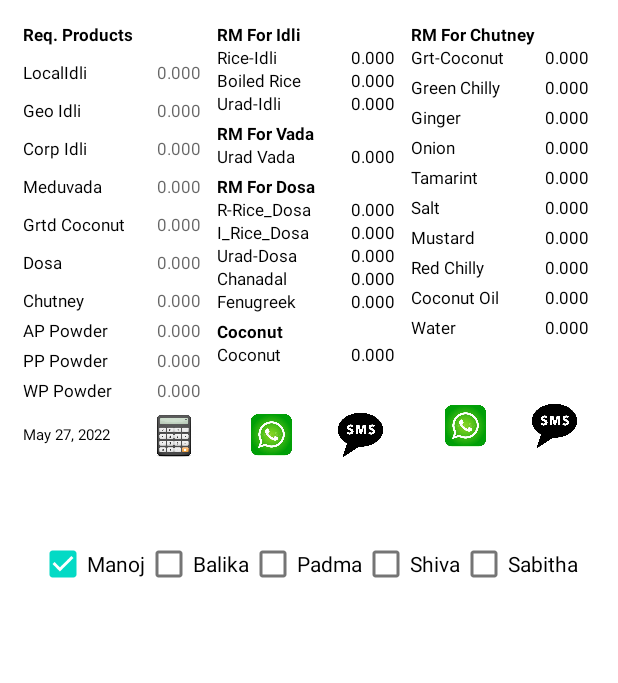
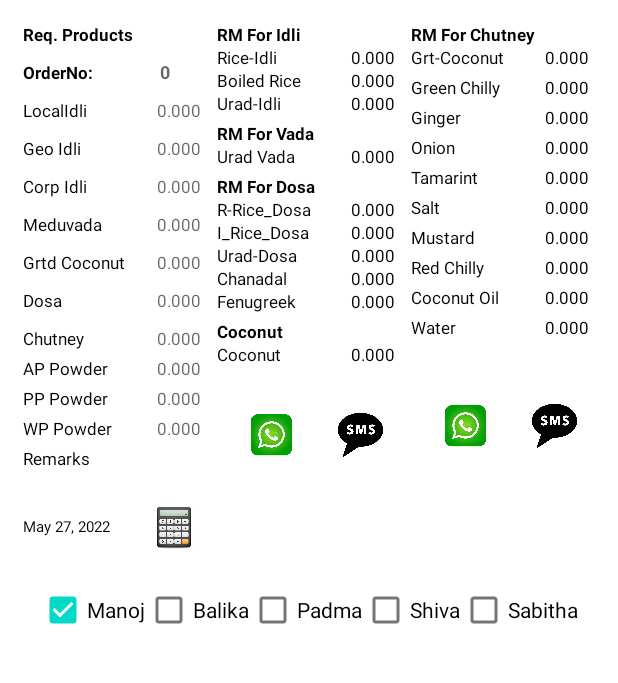
Before and after one commit to manojnambyar/Production, an Android app: the screen it shows after launch (MainActivity), after a tap on an icon or button, on a phone screen of 412 x 824 dp, the part 145-828 px from its top. Run offline under Robolectric (Android 15) with nearby library versions, the phone set to English and light mode, and no system bars.

Commit message:
Order number included. remarks added.

```diff
--- a/app/src/main/java/in/geofoods/production/MainActivity.java
+++ b/app/src/main/java/in/geofoods/production/MainActivity.java
@@ -35,10 +35,11 @@ public class MainActivity extends AppCompatActivity implements View.OnClickListe
     TextView tvDate;
 
     //vars
+    Integer Ord;
     Double LI, GI, CI, MV, GC, GD, CC , AP,PP,WP; // finished products variables
     Double iR, iBR, iU, vU, dRR, dIR, dU, dC, dF, C; // raw materials variables
     Double gc, greenChilly, ginger, onion, tamarint, salt, mustard, redChilly, coconutOil, water, totChutney, extra; // chutney raw materials variables
-    private String smsRM, smsCCRM, smsOrdr;
+    private String smsRM, smsCCRM, smsOrdr,dateText,remarks;
     private ArrayList<String> addressee;
 
 
@@ -54,7 +55,7 @@ public class MainActivity extends AppCompatActivity implements View.OnClickListe
 
     //getting order data into variables from the text field
     private void getOrderData() {
-        smsOrdr = "\n*Ord:*";
+        smsOrdr = "\n*Ordr-";
         Log.d(TAG, "getOrderData: reached");
         LinearLayout orderGroup = findViewById(R.id.orderGroup);
         for (int i = 0; i < orderGroup.getChildCount(); i++) {
@@ -66,6 +67,15 @@ public class MainActivity extends AppCompatActivity implements View.OnClickListe
 
                     if (v2 instanceof EditText && v2.getTag() != null) {
                         switch (v2.getTag().toString()) {
+                            case "Ord":
+                                if (((EditText) v2).getText().toString().isEmpty()) {
+                                    Ord = 0;
+                                } else {
+                                    Ord = Integer.parseInt(((EditText) v2).getText().toString());
+                                    smsOrdr +=  Ord + "*" + "[ "+ dateText +" ]";
+                                    //smsOrdr +=  Ord;
+                                }
+                                break;
                             case "LI":
                                 if (((EditText) v2).getText().toString().isEmpty()) {
                                     LI = 0.0;
@@ -147,6 +157,15 @@ public class MainActivity extends AppCompatActivity implements View.OnClickListe
                                 }
                                 break;
 
+                            case "Rem":
+                                if (((EditText) v2).getText().toString().isEmpty()) {
+                                    remarks = "";
+                                } else {
+                                    remarks = ((EditText) v2).getText().toString();
+                                    smsOrdr+="\nN:-"+remarks;
+                                }
+                                break;
+
                         }
                     }
 
@@ -168,6 +187,7 @@ public class MainActivity extends AppCompatActivity implements View.OnClickListe
     private void setdate() {
 
         tvDate.setText(new SimpleDateFormat("MMM dd, yyyy", Locale.getDefault()).format(new Date()));
+        dateText = tvDate.getText().toString();
         MaterialDatePicker.Builder builder = MaterialDatePicker.Builder.datePicker();
         builder.setTitleText("Order Date");
         final MaterialDatePicker materialDatePicker = builder.build();
@@ -175,13 +195,14 @@ public class MainActivity extends AppCompatActivity implements View.OnClickListe
             @Override
             public void onClick(View view) {
                 materialDatePicker.show(getSupportFragmentManager(), TAG);
-
             }
         });
         materialDatePicker.addOnPositiveButtonClickListener(new MaterialPickerOnPositiveButtonClickListener() {
             @Override
             public void onPositiveButtonClick(Object selection) {
                 tvDate.setText(materialDatePicker.getHeaderText());
+                dateText = tvDate.getText().toString();
+                //Toast.makeText(MainActivity.this, tvDate.getText().toString(), Toast.LENGTH_SHORT).show();
             }
 
         });
@@ -367,62 +388,102 @@ public class MainActivity extends AppCompatActivity implements View.OnClickListe
                     if (v2 instanceof TextView && v2.getTag() != null) {
 //                        Log.d(TAG, "setRMToTextView: "+v2.getTag().toString());
                         DecimalFormat formatter = new DecimalFormat("#,##0.000");
-//                        formatter.setMaximumFractionDigits(3);
-//                        formatter.setMinimumFractionDigits(3);
-//                        formatter.setMinimumIntegerDigits(1);
-//                        formatter.setRoundingMode(RoundingMode.HALF_UP);
+/*                        formatter.setMaximumFractionDigits(3);
+                        formatter.setMinimumFractionDigits(3);
+                        formatter.setMinimumIntegerDigits(1);
+                        formatter.setRoundingMode(RoundingMode.HALF_UP);*/
 
                         switch (v2.getTag().toString()) {
                             case "iR":
                                 ((TextView) v2).setText(formatter.format(iR));
 //                                ((TextView) v2).setText(iR.toString());
 //                                Log.d(TAG, "setRMToTextView: "+((TextView) v2).getText());
+                                if(iR<0.001){
+                                    smsRM +="";
+                                }else {
                                     smsRM += "\n" + v2.getTag().toString() + "-" + formatter.format(iR);
+                                }
                                 break;
                             case "iBR":
                                 ((TextView) v2).setText(formatter.format(iBR));
 //                                Log.d(TAG, "setRMToTextView: "+((TextView) v2).getText());
+                                if(iBR<0.001){
+                                    smsRM +="";
+                                }else {
                                     smsRM += "\n" + v2.getTag().toString() + "-" + formatter.format(iBR);
+                                }
                                 break;
                             case "iU":
                                 ((TextView) v2).setText(formatter.format(iU));
 //                                Log.d(TAG, "setRMToTextView: "+((TextView) v2).getText());
+                                if(iU<0.001){
+                                    smsRM +="";
+                                }else {
                                     smsRM += "\n" + v2.getTag().toString() + "-" + formatter.format(iU);
+                                }
                                 break;
                             case "vU":
                                 ((TextView) v2).setText(formatter.format(vU));
 //                                Log.d(TAG, "setRMToTextView: "+((TextView) v2).getText());
+                                if(vU<0.001){
+                                    smsRM +="";
+                                }else {
                                     smsRM += "\n" + v2.getTag().toString() + "-" + formatter.format(vU);
+                                }
                                 break;
                             case "dRR":
                                 ((TextView) v2).setText(formatter.format(dRR));
 //                                Log.d(TAG, "setRMToTextView: "+((TextView) v2).getText());
+                                if(dRR<0.001){
+                                    smsRM +="";
+                                }else {
                                     smsRM += "\n" + v2.getTag().toString() + "-" + formatter.format(dRR);
+                                }
                                 break;
                             case "dIR":
                                 ((TextView) v2).setText(formatter.format(dIR));
 //                                Log.d(TAG, "setRMToTextView: "+((TextView) v2).getText());
+                                if(dIR<0.001){
+                                    smsRM +="";
+                                }else {
                                     smsRM += "\n" + v2.getTag().toString() + "-" + formatter.format(dIR);
+                                }
                                 break;
                             case "dU":
                                 ((TextView) v2).setText(formatter.format(dU));
 //                                Log.d(TAG, "setRMToTextView: "+((TextView) v2).getText());
+                                if(dU<0.001){
+                                    smsRM +="";
+                                }else {
                                     smsRM += "\n" + v2.getTag().toString() + "-" + formatter.format(dU);
+                                }
                                 break;
                             case "dC":
                                 ((TextView) v2).setText(formatter.format(dC));
 //                                Log.d(TAG, "setRMToTextView: "+((TextView) v2).getText());
+                                if(dC<0.001){
+                                    smsRM +="";
+                                }else {
                                     smsRM += "\n" + v2.getTag().toString() + "-" + formatter.format(dC);
+                                }
                                 break;
                             case "dF":
                                 ((TextView) v2).setText(formatter.format(dF));
 //                                Log.d(TAG, "setRMToTextView: "+((TextView) v2).getText());
+                                if(dF<0.001){
+                                    smsRM +="";
+                                }else {
                                     smsRM += "\n" + v2.getTag().toString() + "-" + formatter.format(dF);
+                                }
                                 break;
                             case "C":
                                 ((TextView) v2).setText(formatter.format(C));
 //                                Log.d(TAG, "setRMToTextView: "+((TextView) v2).getText());
+                                if(C<0.001){
+                                    smsRM +="";
+                                }else {
                                     smsRM += "\n" + v2.getTag().toString() + "-" + formatter.format(C);
+                                }
                                 break;
                         }
 
@@ -517,7 +578,7 @@ public class MainActivity extends AppCompatActivity implements View.OnClickListe
         Double gIdliMix = 4.00;
         Double cIdliMix = 3.33333;
         Double dosaMix = 6.6666666666;
-        Double boilMix = 0.0775;
+        Double boilMix = 0.035;
 
 //        ****************************************** calculating raw materials required.
 
--- a/app/src/main/res/layout/activity_main.xml
+++ b/app/src/main/res/layout/activity_main.xml
@@ -39,14 +39,14 @@
     <LinearLayout
         android:layout_width="match_parent"
         android:layout_height="80dp"
-        android:layout_weight="45"
+        android:layout_weight="50"
         android:orientation="horizontal"
         android:weightSum="100">
 
         <LinearLayout
             android:id="@+id/orderGroup"
             android:layout_width="0dp"
-            android:layout_height="312dp"
+            android:layout_height="match_parent"
             android:layout_margin="0dp"
             android:layout_weight="33"
             android:orientation="vertical"
@@ -69,6 +69,40 @@
                     android:textSize="11sp"
                     android:textStyle="bold" />
 
+
+            </LinearLayout>
+
+            <LinearLayout
+                android:layout_width="match_parent"
+                android:layout_height="wrap_content"
+                android:orientation="horizontal"
+                android:weightSum="100">
+
+                <TextView
+                    android:layout_width="0dp"
+                    android:layout_height="wrap_content"
+                    android:layout_weight="60"
+                    android:lines="1"
+                    android:text="OrderNo:"
+                    android:textColor="@color/black"
+                    android:textSize="11sp"
+                    android:textStyle="bold" />
+
+                <EditText
+                    android:id="@+id/etOrderNo"
+                    android:layout_width="0dp"
+                    android:layout_height="25dp"
+                    android:layout_weight="40"
+                    android:background="@null"
+                    android:gravity="bottom|end"
+                    android:hint="0"
+                    android:inputType="number"
+                    android:tag="Ord"
+                    android:textAlignment="center"
+                    android:textAllCaps="false"
+                    android:textColor="@color/black"
+                    android:textSize="12sp"
+                    android:textStyle="bold" />
 
             </LinearLayout>
 
@@ -376,6 +410,37 @@
                     android:hint="0.000"
                     android:inputType="number|numberDecimal"
                     android:tag="WP"
+                    android:textAlignment="textEnd"
+                    android:textColor="@color/black"
+                    android:textSize="11sp" />
+
+            </LinearLayout>
+
+            <LinearLayout
+                android:layout_width="match_parent"
+                android:layout_height="wrap_content"
+                android:orientation="horizontal"
+                android:weightSum="100">
+
+                <TextView
+                    android:layout_width="0dp"
+                    android:layout_height="wrap_content"
+                    android:layout_weight="60"
+                    android:lines="1"
+                    android:text="Remarks"
+                    android:textColor="@color/black"
+                    android:textSize="11sp" />
+
+                <EditText
+                    android:id="@+id/etRemarks"
+                    android:layout_width="0dp"
+                    android:layout_height="20dp"
+                    android:layout_weight="40"
+                    android:background="@null"
+                    android:gravity="bottom|end"
+                    android:hint=""
+                    android:inputType="text"
+                    android:tag="Rem"
                     android:textAlignment="textEnd"
                     android:textColor="@color/black"
                     android:textSize="11sp" />
```
Lines whose indentation alone changed are shown as unchanged.
